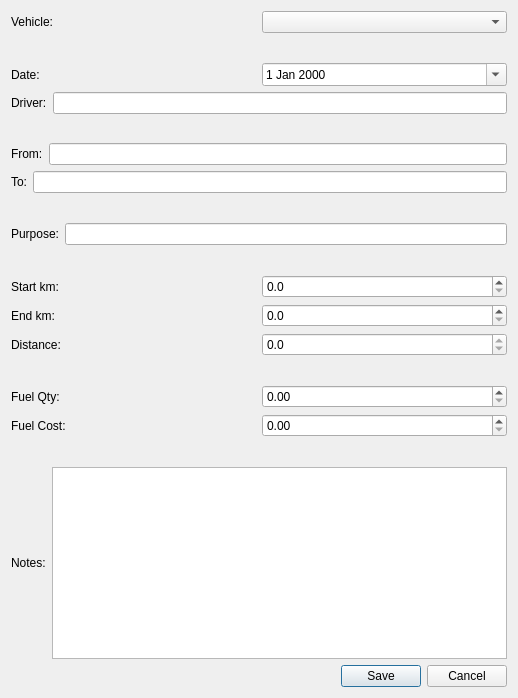
The window that app/ui/forms/vehicle_logbook_dialog.ui (Apie-dup/MaintenanceSystem) describes before a commit, drawn with Qt 5.
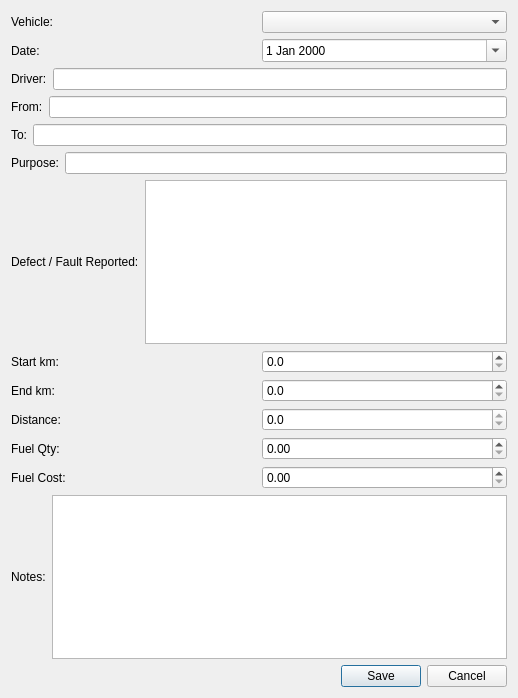
The same window after the commit.

Commit message: Add vehicle logbook efect reporting and work order intergration

What changed in the file:
```diff
--- a/app/ui/forms/vehicle_logbook_dialog.ui
+++ b/app/ui/forms/vehicle_logbook_dialog.ui
@@ -141,6 +141,33 @@
      </item>
     </layout>
    </item>
+   <item>
+    <layout class="QHBoxLayout" name="horizontalLayout_13">
+     <item>
+      <widget class="QLabel" name="lblDefectFaultRepoted">
+       <property name="text">
+        <string>Defect / Fault Reported:</string>
+       </property>
+      </widget>
+     </item>
+     <item>
+      <widget class="QPlainTextEdit" name="teDefectReported">
+       <property name="sizePolicy">
+        <sizepolicy hsizetype="Expanding" vsizetype="Preferred">
+         <horstretch>0</horstretch>
+         <verstretch>0</verstretch>
+        </sizepolicy>
+       </property>
+       <property name="minimumSize">
+        <size>
+         <width>0</width>
+         <height>60</height>
+        </size>
+       </property>
+      </widget>
+     </item>
+    </layout>
+   </item>
    <item>
     <spacer name="verticalSpacer_4">
      <property name="orientation">
@@ -292,7 +319,20 @@
       </widget>
      </item>
      <item>
-      <widget class="QPlainTextEdit" name="txtNotes"/>
+      <widget class="QPlainTextEdit" name="txtNotes">
+       <property name="sizePolicy">
+        <sizepolicy hsizetype="Expanding" vsizetype="Preferred">
+         <horstretch>0</horstretch>
+         <verstretch>0</verstretch>
+        </sizepolicy>
+       </property>
+       <property name="minimumSize">
+        <size>
+         <width>0</width>
+         <height>80</height>
+        </size>
+       </property>
+      </widget>
      </item>
     </layout>
    </item>
```
The commit also changes 9 other files.
